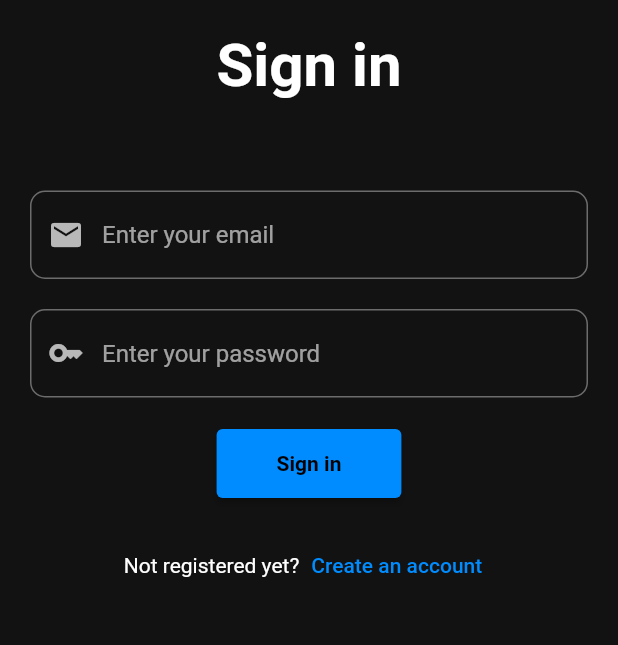
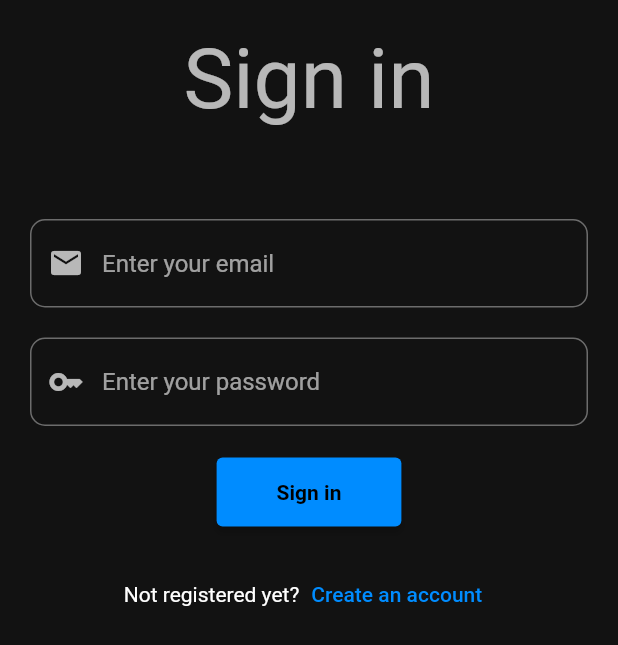
Before and after one commit to baydemirytu/SanalPortfoyYonetimSimulasyonu, a Flutter app: the screen it shows after launch, on a phone screen of 412 x 824 dp. Shown: the top 645 px of the screen. Run offline on Flutter 3.47's test engine with Material 2 defaults, Android fonts, the phone set to English and light mode, and no system bars; our stand-ins replace email_validator, firebase_auth, firebase_core; accounts and stored records are empty.

Commit message:
Login & Main Page Update

```diff
--- a/lib/main.dart
+++ b/lib/main.dart
@@ -6,9 +6,7 @@ import 'firebase_options.dart';
 
 void main() async {
   WidgetsFlutterBinding.ensureInitialized();
-  await Firebase.initializeApp(
-    options: DefaultFirebaseOptions.currentPlatform,
-  );
+  await Firebase.initializeApp(options: DefaultFirebaseOptions.currentPlatform);
   runApp(const MyApp());
 }
 
@@ -20,10 +18,7 @@ class MyApp extends StatelessWidget {
     return MaterialApp(
       debugShowCheckedModeBanner: false,
       home: const MainPage(),
-      theme: ThemeData(
-        colorScheme: darkTheme,
-        primarySwatch: Colors.blue,
-      ),
+      theme: ThemeData(colorScheme: darkTheme),
     );
   }
 }
--- a/lib/pages/login_page.dart
+++ b/lib/pages/login_page.dart
@@ -1,6 +1,7 @@
 import 'package:firebase_auth/firebase_auth.dart';
 import 'package:email_validator/email_validator.dart';
 import 'package:flutter/material.dart';
+import 'package:sanal_portfoy_yonetim_simulasyonu/pages/home_page.dart';
 import 'package:sanal_portfoy_yonetim_simulasyonu/pages/register_page.dart';
 
 class LoginPage extends StatefulWidget {
@@ -14,6 +15,14 @@ class _LoginPageState extends State<LoginPage> {
   final TextEditingController mailController = TextEditingController();
   final TextEditingController passwordController = TextEditingController();
 
+  @override
+  void dispose() {
+    mailController.dispose();
+    passwordController.dispose();
+
+    super.dispose();
+  }
+
   Future signIn() async {
     FirebaseAuth.instance.signInWithEmailAndPassword(
       email: mailController.text.trim(),
@@ -22,7 +31,6 @@ class _LoginPageState extends State<LoginPage> {
   }
 
   final _formKey = GlobalKey<FormState>();
-  var rememberValue = false;
 
   @override
   Widget build(BuildContext context) {
@@ -36,16 +44,8 @@ class _LoginPageState extends State<LoginPage> {
               mainAxisAlignment: MainAxisAlignment.center,
               crossAxisAlignment: CrossAxisAlignment.center,
               children: <Widget>[
-                const Text(
-                  'Sign in',
-                  style: TextStyle(
-                    fontWeight: FontWeight.bold,
-                    fontSize: 40,
-                  ),
-                ),
-                const SizedBox(
-                  height: 60,
-                ),
+                Text('Sign in', style: Theme.of(context).textTheme.headline2),
+                const SizedBox(height: 60),
                 Form(
                   key: _formKey,
                   child: Column(
@@ -64,9 +64,7 @@ class _LoginPageState extends State<LoginPage> {
                         ),
                         controller: mailController,
                       ),
-                      const SizedBox(
-                        height: 20,
-                      ),
+                      const SizedBox(height: 20),
                       TextFormField(
                         validator: (value) {
                           if (value == null || value.isEmpty) {
@@ -80,20 +78,18 @@ class _LoginPageState extends State<LoginPage> {
                           prefixIcon: const Icon(Icons.key),
                           hintText: 'Enter your password',
                           border: OutlineInputBorder(
-                              borderRadius: BorderRadius.circular(10),
-                              borderSide: const BorderSide(
-                                color: Colors.redAccent,
-                                width: 3,
-                              )),
+                            borderRadius: BorderRadius.circular(10),
+                            borderSide: const BorderSide(
+                              color: Colors.redAccent,
+                              width: 3,
+                            ),
+                          ),
                         ),
                         controller: passwordController,
                       ),
-                      const SizedBox(
-                        height: 20,
-                      ),
+                      const SizedBox(height: 20),
                       ElevatedButton(
                         onPressed: () {
-                          print("Press");
                           signIn();
                           if (_formKey.currentState!.validate()) {}
                         },
--- a/lib/pages/main_page.dart
+++ b/lib/pages/main_page.dart
@@ -12,7 +12,11 @@ class MainPage extends StatelessWidget {
       body: StreamBuilder(
         stream: FirebaseAuth.instance.authStateChanges(),
         builder: (BuildContext context, AsyncSnapshot snapshot) {
-          if (snapshot.hasData) {
+          if (snapshot.connectionState == ConnectionState.waiting) {
+            return const Center(child: CircularProgressIndicator());
+          } else if (snapshot.hasError) {
+            return const Center(child: Text('Something went wrong.'));
+          } else if (snapshot.hasData) {
             return const HomePage();
           } else {
             return const AuthenticationPage();
```
Also changed, not shown: lib/widgets/custom_text_field.dart (deleted, +0 -28 lines).
